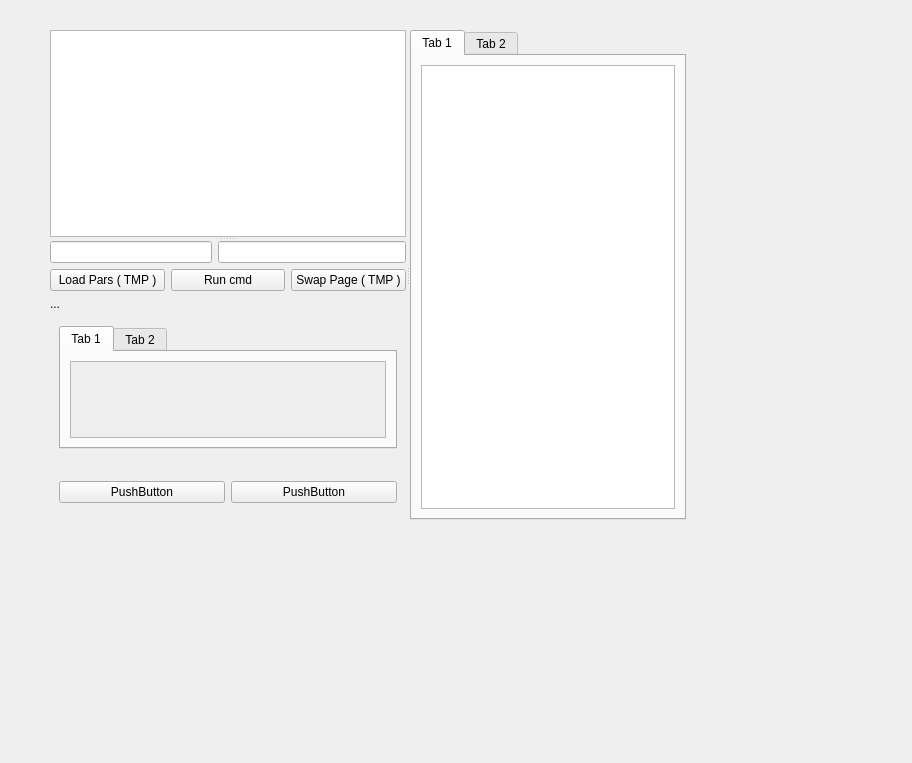
Old version of the form src/client/client.ui in the repository ccp4/DUI2.
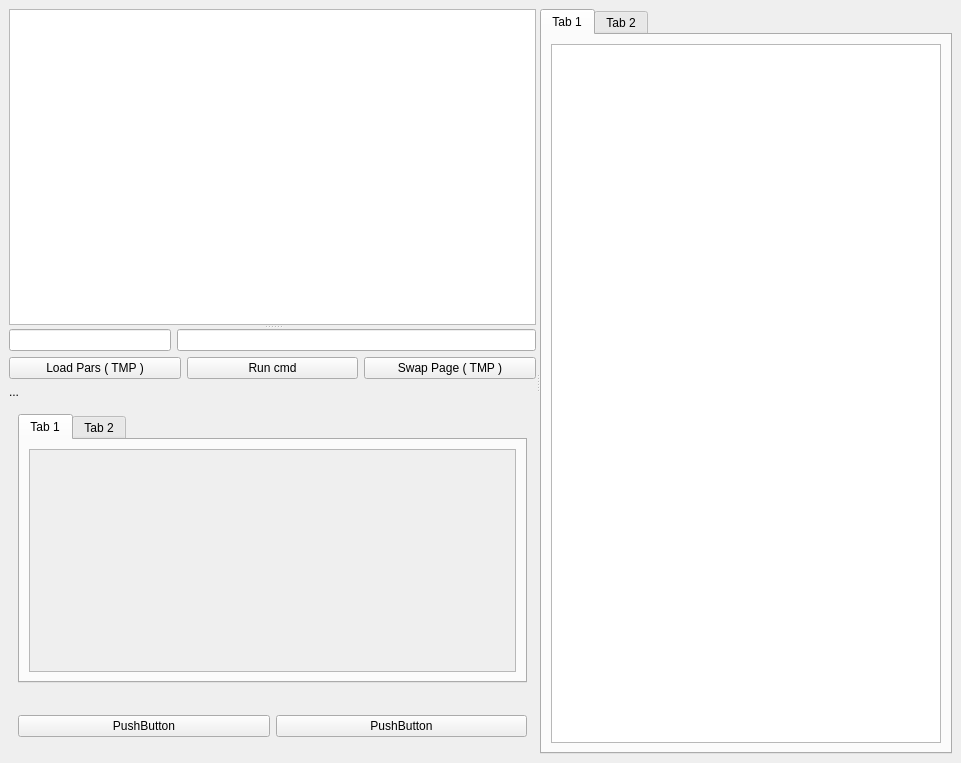
New version of the form.

Diff of the .ui file:
```diff
--- a/src/client/client.ui
+++ b/src/client/client.ui
@@ -6,7 +6,7 @@
    <rect>
     <x>0</x>
     <y>0</y>
-    <width>912</width>
+    <width>961</width>
     <height>763</height>
    </rect>
   </property>
@@ -14,15 +14,9 @@
    <string>MainWindow</string>
   </property>
   <widget class="QWidget" name="centralwidget">
+   <layout class="QGridLayout" name="gridLayout_27">
+    <item row="0" column="0">
    <widget class="QSplitter" name="splitter_2">
-    <property name="geometry">
-     <rect>
-      <x>50</x>
-      <y>30</y>
-      <width>636</width>
-      <height>490</height>
-     </rect>
-    </property>
     <property name="orientation">
      <enum>Qt::Horizontal</enum>
     </property>
@@ -543,8 +537,8 @@
                    <rect>
                     <x>0</x>
                     <y>0</y>
-                    <width>314</width>
-                    <height>82</height>
+                      <width>511</width>
+                      <height>212</height>
                    </rect>
                   </property>
                  </widget>
@@ -694,6 +688,8 @@
      </widget>
     </widget>
    </widget>
+    </item>
+   </layout>
   </widget>
  </widget>
  <resources/>
```
Left out of the diff: 64 changed lines with no effect on the pictures. Lines whose indentation alone changed are shown as unchanged.
